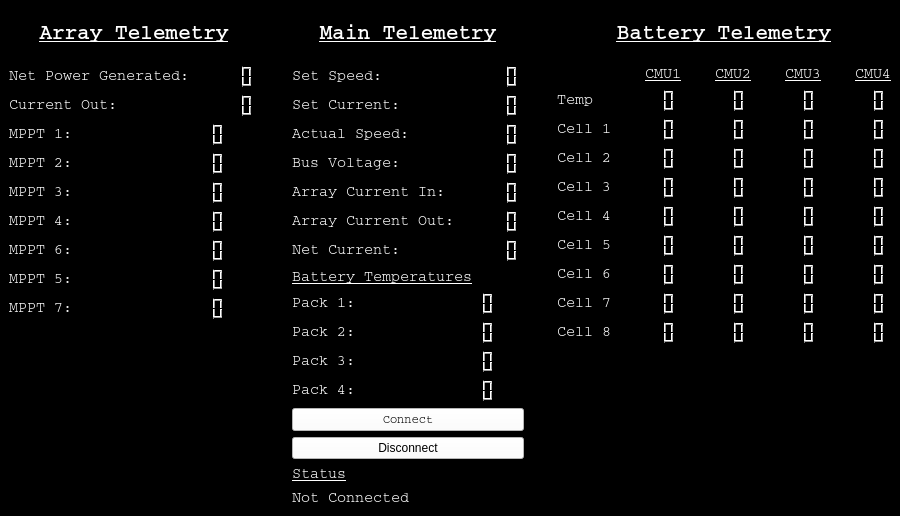
UCSolarCarTeam/Delta-Desktop-Client-Telemetry, file SolarCarTestUI.ui: the form before one commit.
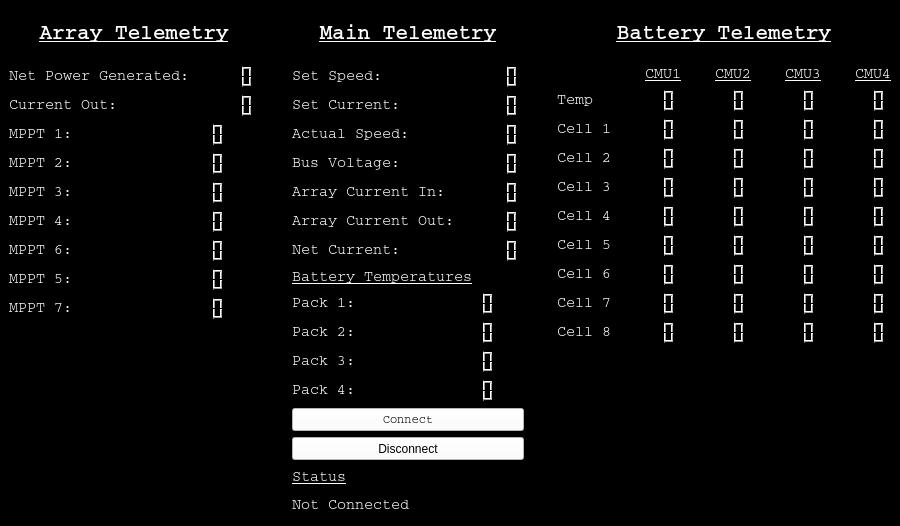
The form after the commit. Icons and pictures are not drawn.

Commit message: fixed pcbtemperature labels

What changed in the file:
```diff
--- a/SolarCarTestUI.ui
+++ b/SolarCarTestUI.ui
@@ -7,7 +7,7 @@
     <x>0</x>
     <y>0</y>
     <width>900</width>
-    <height>485</height>
+    <height>526</height>
    </rect>
   </property>
   <property name="sizePolicy">
```
Left out of the diff: 8 changed lines with no effect on the pictures.
